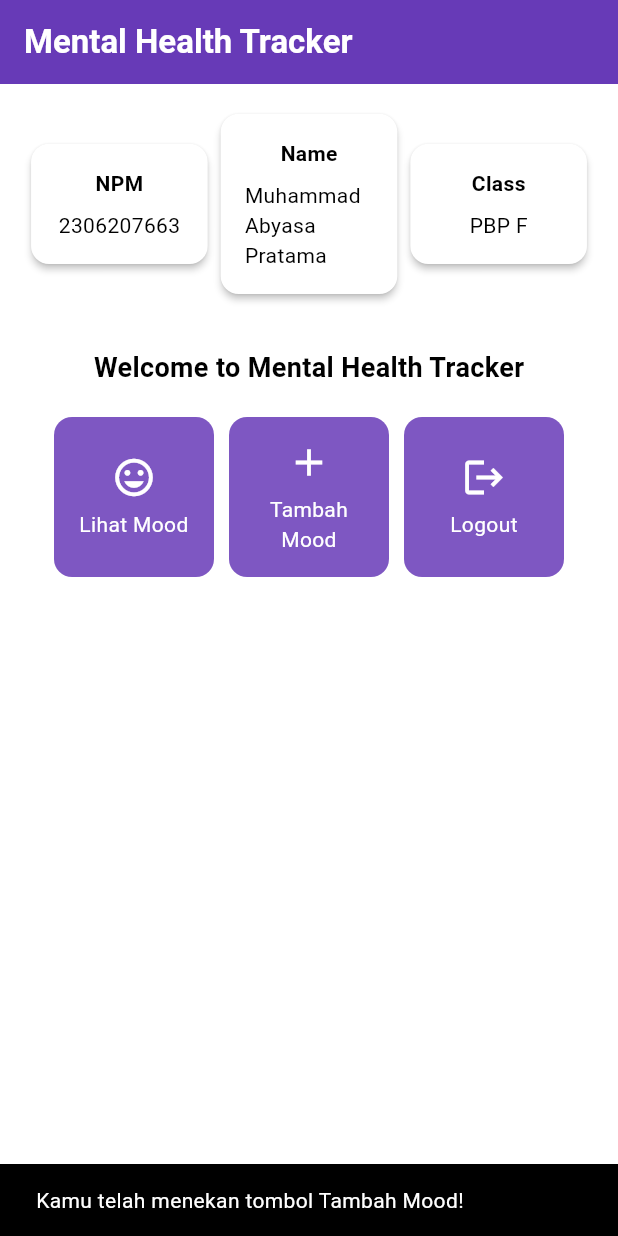
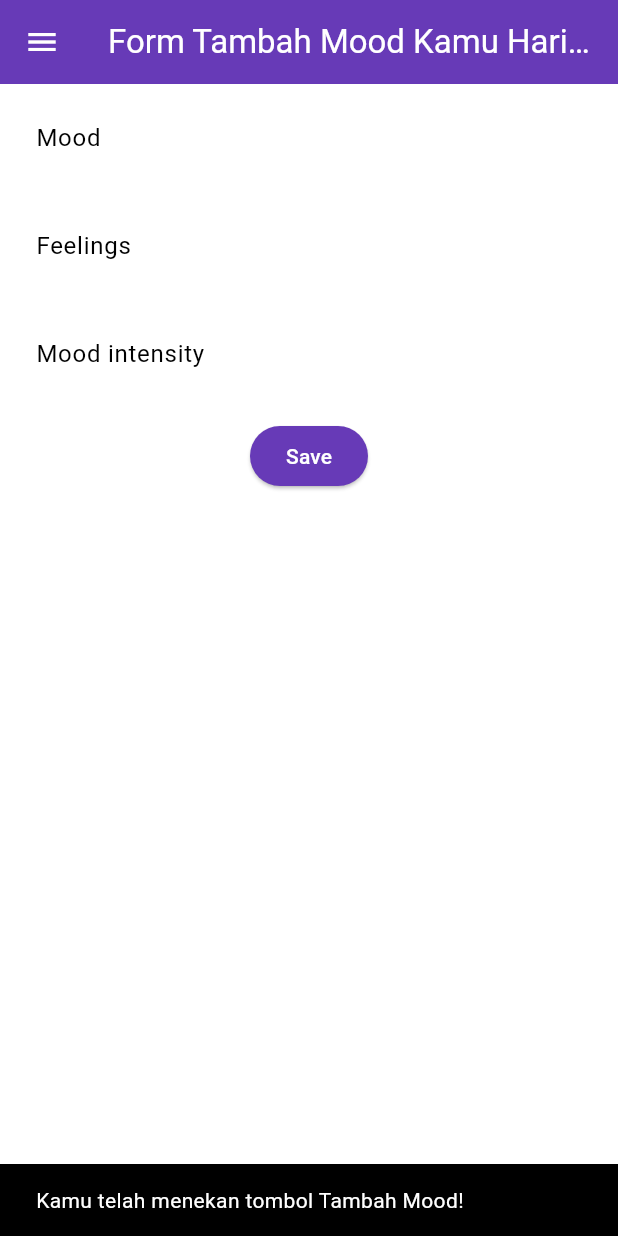
Before and after one commit to abyasa05/mental-health-tracker-mobile, a Flutter app: the screen it shows after launch, after a tap on "Tambah Mood", on a phone screen of 412 x 824 dp. Run offline on Flutter 3.47's test engine with Material 3 defaults, Android fonts, the phone set to English and light mode, and no system bars.

Commit message:
Tutorial 7 selesai

```diff
--- a/lib/main.dart
+++ b/lib/main.dart
@@ -1,5 +1,5 @@
 import 'package:flutter/material.dart';
-import 'package:mental_health_tracker/menu.dart';
+import 'package:mental_health_tracker/screens/menu.dart';
 
 void main() {
   runApp(const MyApp());
@@ -32,7 +32,6 @@ class MyApp extends StatelessWidget {
         colorScheme: ColorScheme.fromSwatch(
             primarySwatch: Colors.deepPurple,
         ).copyWith(secondary: Colors.deepPurple[400]),
-//         colorScheme: ColorScheme.fromSeed(seedColor: Colors.deepPurple),
         useMaterial3: true,
       ),
       home: MyHomePage(),
--- a/lib/menu.dart
+++ b/lib/screens/menu.dart
@@ -1,4 +1,6 @@
 import 'package:flutter/material.dart';
+import 'package:mental_health_tracker/widgets/left_drawer.dart';
+import 'package:mental_health_tracker/widgets/mood_card.dart';
 
 class MyHomePage extends StatelessWidget {
   final String npm = '2306207663'; // NPM
@@ -28,7 +30,11 @@ class MyHomePage extends StatelessWidget {
         ),
         // Warna latar belakang AppBar diambil dari skema warna tema aplikasi.
         backgroundColor: Theme.of(context).colorScheme.primary,
+        // Mengganti warna icon drawer menjadi putih
+        iconTheme: const IconThemeData(color: Colors.white),
       ),
+        // Masukkan drawer sebagai parameter nilai drawer dari widget Scaffold
+        drawer: const LeftDrawer(),
       // Body halaman dengan padding di sekelilingnya.
       body: Padding(
         padding: const EdgeInsets.all(16.0),
@@ -92,13 +98,6 @@ class MyHomePage extends StatelessWidget {
   }
 }
 
-class ItemHomepage {
-    final String name;
-    final IconData icon;
-
-    ItemHomepage(this.name, this.icon);
-}
-
 class InfoCard extends StatelessWidget {
   // Kartu informasi yang menampilkan title dan content.
 
@@ -131,56 +130,3 @@ class InfoCard extends StatelessWidget {
     );
   }
 }
-
-class ItemCard extends StatelessWidget {
-  // Menampilkan kartu dengan ikon dan nama.
-
-  final ItemHomepage item;
-
-  const ItemCard(this.item, {super.key});
-
-  @override
-  Widget build(BuildContext context) {
-    return Material(
-      // Menentukan warna latar belakang dari tema aplikasi.
-      color: Theme.of(context).colorScheme.secondary,
-      // Membuat sudut kartu melengkung.
-      borderRadius: BorderRadius.circular(12),
-
-      child: InkWell(
-        // Aksi ketika kartu ditekan.
-        onTap: () {
-          // Menampilkan pesan SnackBar saat kartu ditekan.
-          ScaffoldMessenger.of(context)
-            ..hideCurrentSnackBar()
-            ..showSnackBar(
-              SnackBar(content: Text("Kamu telah menekan tombol ${item.name}!"))
-            );
-        },
-        // Container untuk menyimpan Icon dan Text
-        child: Container(
-          padding: const EdgeInsets.all(8),
-          child: Center(
-            child: Column(
-              // Menyusun ikon dan teks di tengah kartu.
-              mainAxisAlignment: MainAxisAlignment.center,
-              children: [
-                Icon(
-                  item.icon,
-                  color: Colors.white,
-                  size: 30.0,
-                ),
-                const Padding(padding: EdgeInsets.all(3)),
-                Text(
-                  item.name,
-                  textAlign: TextAlign.center,
-                  style: const TextStyle(color: Colors.white),
-                ),
-              ],
-            ),
-          ),
-        ),
-      ),
-    );
-  }
-}
--- /dev/null
+++ b/lib/screens/moodentry_form.dart
@@ -0,0 +1,161 @@
+import 'package:flutter/material.dart';
+import 'package:mental_health_tracker/widgets/left_drawer.dart';
+
+class MoodEntryFormPage extends StatefulWidget {
+  const MoodEntryFormPage({super.key});
+
+  @override
+  State<MoodEntryFormPage> createState() => _MoodEntryFormPageState();
+}
+
+class _MoodEntryFormPageState extends State<MoodEntryFormPage> {
+  final _formKey = GlobalKey<FormState>();
+  String _mood = "";
+  String _feelings = "";
+  int _moodIntensity = 0;
+
+  @override
+  Widget build(BuildContext context) {
+    return Scaffold(
+      appBar: AppBar(
+        title: const Center(
+          child: Text(
+            'Form Tambah Mood Kamu Hari ini',
+          ),
+        ),
+        backgroundColor: Theme.of(context).colorScheme.primary,
+        foregroundColor: Colors.white,
+      ),
+      drawer: const LeftDrawer(),       // Drawer
+      body: Form(
+        key: _formKey,
+        child: SingleChildScrollView(
+          child: Column(
+            crossAxisAlignment: CrossAxisAlignment.start,
+            children: [
+              Padding(      // Field Mood
+                padding: const EdgeInsets.all(8.0),
+                child: TextFormField(
+                  decoration: InputDecoration(
+                    hintText: "Mood",
+                    labelText: "Mood",
+                    border: OutlineInputBorder(
+                      borderRadius: BorderRadius.circular(5.0),
+                    ),
+                  ),
+                  onChanged: (String? value) {
+                    setState(() {
+                      _mood = value!;
+                    });
+                  },
+                  validator: (String? value) {
+                    if (value == null || value.isEmpty) {
+                      return "Mood tidak boleh kosong!";
+                    }
+                    return null;
+                  },
+                ),
+              ),
+              Padding(      // Field Feelings
+                padding: const EdgeInsets.all(8.0),
+                child: TextFormField(
+                  decoration: InputDecoration(
+                    hintText: "Feelings",
+                    labelText: "Feelings",
+                    border: OutlineInputBorder(
+                      borderRadius: BorderRadius.circular(5.0),
+                    ),
+                  ),
+                  onChanged: (String? value) {
+                    setState(() {
+                      _feelings = value!;
+                    });
+                  },
+                  validator: (String? value) {
+                    if (value == null || value.isEmpty) {
+                      return "Feelings tidak boleh kosong!";
+                    }
+                    return null;
+                  },
+                ),
+              ),
+              Padding(          // Field Mood Intensity
+                padding: const EdgeInsets.all(8.0),
+                child: TextFormField(
+                  decoration: InputDecoration(
+                    hintText: "Mood intensity",
+                    labelText: "Mood intensity",
+                    border: OutlineInputBorder(
+                      borderRadius: BorderRadius.circular(5.0),
+                    ),
+                  ),
+                  onChanged: (String? value) {
+                    setState(() {
+                      _moodIntensity = int.tryParse(value!) ?? 0;
+                    });
+                  },
+                  validator: (String? value) {
+                    if (value == null || value.isEmpty) {
+                      return "Mood intensity tidak boleh kosong!";
+                    }
+                    if (int.tryParse(value) == null) {
+                      return "Mood intensity harus berupa angka!";
+                    }
+                    return null;
+                  },
+                ),
+              ),
+              Align(
+                alignment: Alignment.bottomCenter,
+                child: Padding(
+                  padding: const EdgeInsets.all(8.0),
+                  child: ElevatedButton(
+                    style: ButtonStyle(
+                      backgroundColor: WidgetStateProperty.all(
+                          Theme.of(context).colorScheme.primary),
+                    ),
+                    onPressed: () {
+                      if (_formKey.currentState!.validate()) {
+                        showDialog(
+                          context: context,
+                          builder: (context) {
+                            return AlertDialog(
+                              title: const Text('Mood berhasil tersimpan'),
+                              content: SingleChildScrollView(
+                                child: Column(
+                                  crossAxisAlignment: CrossAxisAlignment.start,
+                                  children: [
+                                    Text('Mood: $_mood'),
+                                    Text('Feelings: $_feelings'),
+                                    Text('Intensity $_moodIntensity'),
+                                  ],
+                                ),
+                              ),
+                              actions: [
+                                TextButton(
+                                  child: const Text('OK'),
+                                  onPressed: () {
+                                    Navigator.pop(context);
+                                    _formKey.currentState!.reset();
+                                  },
+                                ),
+                              ],
+                            );
+                          },
+                        );
+                      }
+                    },
+                    child: const Text(
+                      "Save",
+                      style: TextStyle(color: Colors.white),
+                    ),
+                  ),
+                ),
+              ),
+            ],
+          )
+        ),
+      ),
+    );
+  }
+}
--- /dev/null
+++ b/lib/widgets/left_drawer.dart
@@ -0,0 +1,68 @@
+import 'package:flutter/material.dart';
+import 'package:mental_health_tracker/screens/menu.dart';
+import 'package:mental_health_tracker/screens/moodentry_form.dart';
+
+class LeftDrawer extends StatelessWidget {
+  const LeftDrawer({super.key});
+
+  @override
+  Widget build(BuildContext context) {
+    return Drawer(
+      child: ListView(
+        children: [
+          DrawerHeader(
+            decoration: BoxDecoration(
+              color: Theme.of(context).colorScheme.primary,
+            ),
+            child: const Column(
+              children: [
+                Text(
+                  'Mental Health Tracker',
+                  textAlign: TextAlign.center,
+                  style: TextStyle(
+                    fontSize: 24,
+                    fontWeight: FontWeight.bold,
+                    color: Colors.white,
+                  ),
+                ),
+                Padding(padding: EdgeInsets.all(8)),
+                Text(
+                  "Ayo jaga kesehatan mentalmu setiap hari disini!",
+                    textAlign: TextAlign.center,
+                    style: TextStyle(
+                      fontSize: 15,
+                      color: Colors.white,
+                    ),
+                ),
+              ],
+            ),
+          ),
+          ListTile(
+            leading: const Icon(Icons.home_outlined),
+            title: const Text('Halaman Utama'),
+            // Bagian redirection ke MyHomePage
+            onTap: () {
+              Navigator.pushReplacement(
+                  context,
+                  MaterialPageRoute(
+                    builder: (context) => MyHomePage(),
+              ));
+            },
+          ),
+          ListTile(
+            leading: const Icon(Icons.mood),
+            title: const Text('Tambah Mood'),
+            // Bagian redirection ke MoodEntryFormPage
+            onTap: () {
+              Navigator.pushReplacement(
+                  context,
+                  MaterialPageRoute(
+                    builder: (context) => const MoodEntryFormPage(),
+              ));
+            },
+          ),
+        ],
+      ),
+    );
+  }
+}
--- /dev/null
+++ b/lib/widgets/mood_card.dart
@@ -0,0 +1,68 @@
+import 'package:flutter/material.dart';
+import 'package:mental_health_tracker/screens/moodentry_form.dart';
+
+class ItemHomepage {
+  final String name;
+  final IconData icon;
+
+  ItemHomepage(this.name, this.icon);
+}
+
+class ItemCard extends StatelessWidget {
+  // Menampilkan kartu dengan ikon dan nama.
+
+  final ItemHomepage item;
+
+  const ItemCard(this.item, {super.key});
+
+  @override
+  Widget build(BuildContext context) {
+    return Material(
+      // Menentukan warna latar belakang dari tema aplikasi.
+      color: Theme.of(context).colorScheme.secondary,
+      // Membuat sudut kartu melengkung.
+      borderRadius: BorderRadius.circular(12),
+
+      child: InkWell(
+        // Aksi ketika kartu ditekan.
+        onTap: () {
+          // Menampilkan pesan SnackBar saat kartu ditekan.
+          ScaffoldMessenger.of(context)
+            ..hideCurrentSnackBar()
+            ..showSnackBar(
+                SnackBar(content: Text("Kamu telah menekan tombol ${item.name}!"))
+            );
+
+          // Navigate ke route yang sesuai (tergantung jenis tombol)
+          if (item.name == "Tambah Mood") {
+            Navigator.push(context,
+                MaterialPageRoute(builder: (context) => const MoodEntryFormPage()));
+          }
+        },
+        // Container untuk menyimpan Icon dan Text
+        child: Container(
+          padding: const EdgeInsets.all(8),
+          child: Center(
+            child: Column(
+              // Menyusun ikon dan teks di tengah kartu.
+              mainAxisAlignment: MainAxisAlignment.center,
+              children: [
+                Icon(
+                  item.icon,
+                  color: Colors.white,
+                  size: 30.0,
+                ),
+                const Padding(padding: EdgeInsets.all(3)),
+                Text(
+                  item.name,
+                  textAlign: TextAlign.center,
+                  style: const TextStyle(color: Colors.white),
+                ),
+              ],
+            ),
+          ),
+        ),
+      ),
+    );
+  }
+}
```
